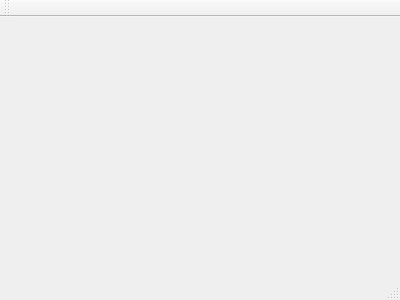
Before: the Qt Designer form 02_Singla_slot/singlaAndSlot/mainwindow.ui in wpd550/Qt_beger_start, drawn with Qt 5.
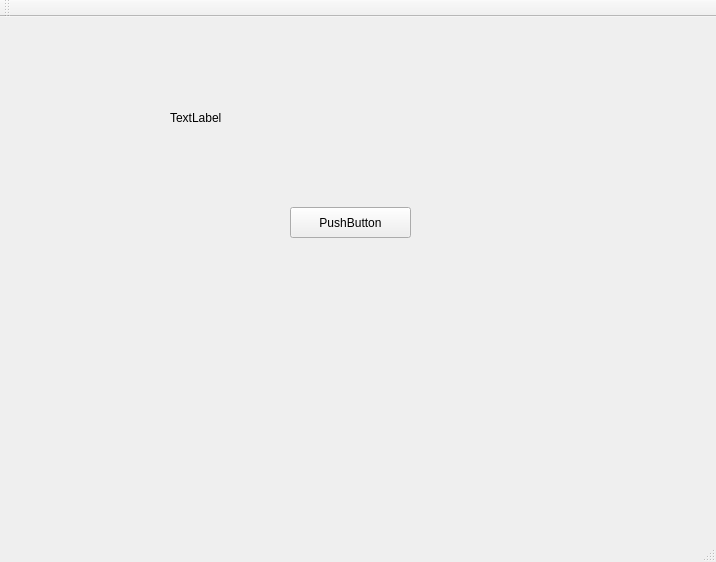
After: the same form once the commit is applied. Custom widgets are drawn as their Qt base class.

```diff
--- a/02_Singla_slot/singlaAndSlot/mainwindow.ui
+++ b/02_Singla_slot/singlaAndSlot/mainwindow.ui
@@ -1,24 +1,81 @@
 <ui version="4.0">
  <class>MainWindow</class>
- <widget class="QMainWindow" name="MainWindow" >
-  <property name="geometry" >
+ <widget class="QMainWindow" name="MainWindow">
+  <property name="geometry">
    <rect>
     <x>0</x>
     <y>0</y>
-    <width>400</width>
-    <height>300</height>
+    <width>716</width>
+    <height>562</height>
    </rect>
   </property>
   <property name="windowTitle" >
    <string>MainWindow</string>
   </property>
-  <widget class="QMenuBar" name="menuBar" />
-  <widget class="QToolBar" name="mainToolBar" />
-  <widget class="QWidget" name="centralWidget" />
-  <widget class="QStatusBar" name="statusBar" />
+  <widget class="QWidget" name="centralWidget">
+   <widget class="qMybutton" name="onSureButton">
+    <property name="geometry">
+     <rect>
+      <x>290</x>
+      <y>190</y>
+      <width>121</width>
+      <height>31</height>
+     </rect>
+    </property>
+    <property name="text">
+     <string>PushButton</string>
+    </property>
+   </widget>
+   <widget class="EventLabel" name="label">
+    <property name="geometry">
+     <rect>
+      <x>170</x>
+      <y>50</y>
+      <width>391</width>
+      <height>101</height>
+     </rect>
+    </property>
+    <property name="mouseTracking">
+     <bool>true</bool>
+    </property>
+    <property name="text">
+     <string>TextLabel</string>
+    </property>
+   </widget>
+  </widget>
+  <widget class="QMenuBar" name="menuBar">
+   <property name="geometry">
+    <rect>
+     <x>0</x>
+     <y>0</y>
+     <width>716</width>
+     <height>22</height>
+    </rect>
+   </property>
+  </widget>
+  <widget class="QToolBar" name="mainToolBar">
+   <attribute name="toolBarArea">
+    <enum>TopToolBarArea</enum>
+   </attribute>
+   <attribute name="toolBarBreak">
+    <bool>false</bool>
+   </attribute>
+  </widget>
+  <widget class="QStatusBar" name="statusBar"/>
  </widget>
- <layoutDefault spacing="6" margin="11" />
- <pixmapfunction></pixmapfunction>
+ <layoutdefault spacing="6" margin="11"/>
+ <customwidgets>
+  <customwidget>
+   <class>qMybutton</class>
+   <extends>QPushButton</extends>
+   <header>qmybutton.h</header>
+  </customwidget>
+  <customwidget>
+   <class>EventLabel</class>
+   <extends>QLabel</extends>
+   <header location="global">eventlabel.h</header>
+  </customwidget>
+ </customwidgets>
  <resources/>
  <connections/>
 </ui>
```
Left out of the diff: 3 changed lines with no effect on the pictures.
